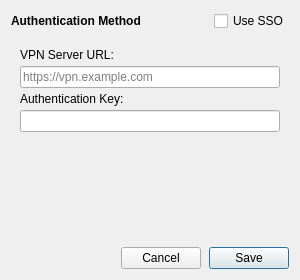
Old version of the form pygui/dialogs/credentials.ui in the repository Arean82/Tailscale-Headscale-Client.
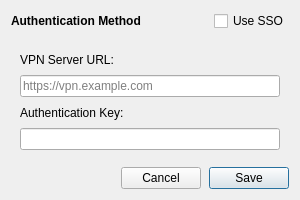
New version of the form.

```diff
--- a/pygui/dialogs/credentials.ui
+++ b/pygui/dialogs/credentials.ui
@@ -4,7 +4,12 @@
  <widget class="QDialog" name="CredentialsDialog">
   <property name="windowTitle"><string>Set VPN Credentials</string></property>
   <property name="geometry">
-   <rect><x>0</x><y>0</y><width>300</width><height>280</height></rect>
+   <rect>
+    <x>0</x>
+    <y>0</y>
+    <width>300</width>
+    <height>200</height>
+   </rect>
   </property>
   <property name="sizeGripEnabled"><bool>false</bool></property>
   <layout class="QVBoxLayout" name="verticalLayout">
@@ -100,21 +105,19 @@
 
     </widget>
    </item>
-
-   <item>
-    <spacer>
-     <property name="orientation"><enum>Qt::Vertical</enum></property>
-     <property name="sizeHint" stdset="0"><size><width>20</width><height>8</height></size></property>
-    </spacer>
-   </item>
-
-   <!-- Save / Cancel buttons -->
    <item>
     <layout class="QHBoxLayout" name="hLayoutButtons">
      <item>
       <spacer>
-       <property name="orientation"><enum>Qt::Horizontal</enum></property>
-       <property name="sizeHint" stdset="0"><size><width>40</width><height>0</height></size></property>
+       <property name="orientation">
+        <enum>Qt::Orientation::Horizontal</enum>
+       </property>
+       <property name="sizeHint" stdset="0">
+        <size>
+         <width>40</width>
+         <height>0</height>
+        </size>
+       </property>
       </spacer>
      </item>
      <item>
```
Left out of the diff: 102 changed lines with no effect on the pictures.
